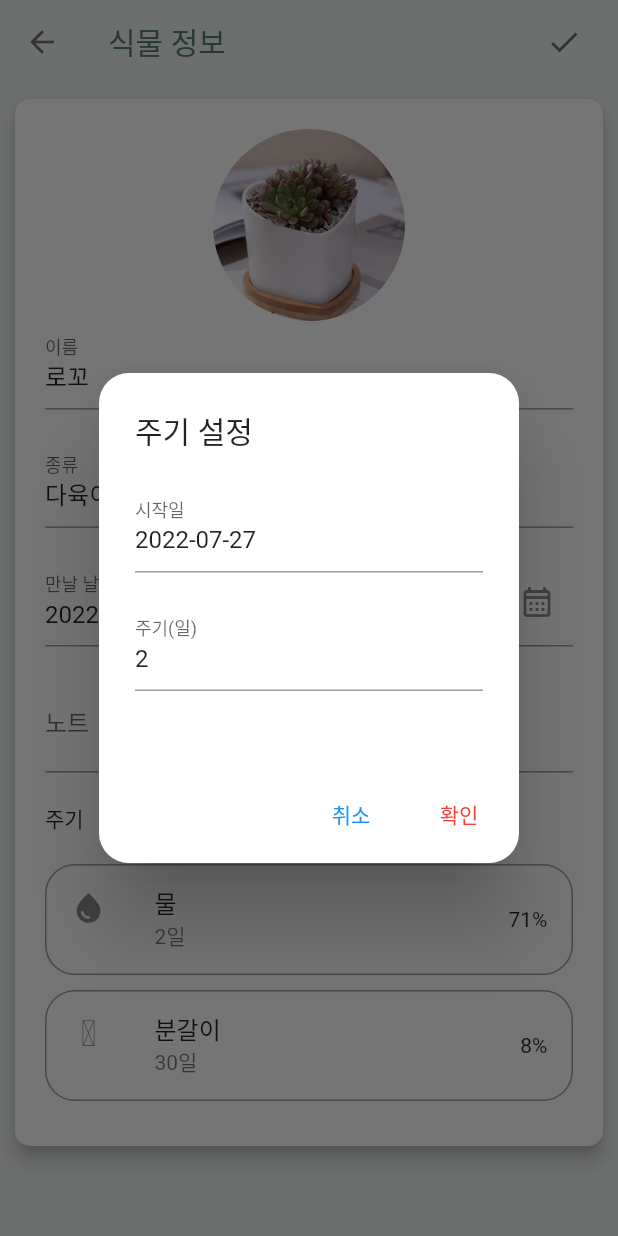
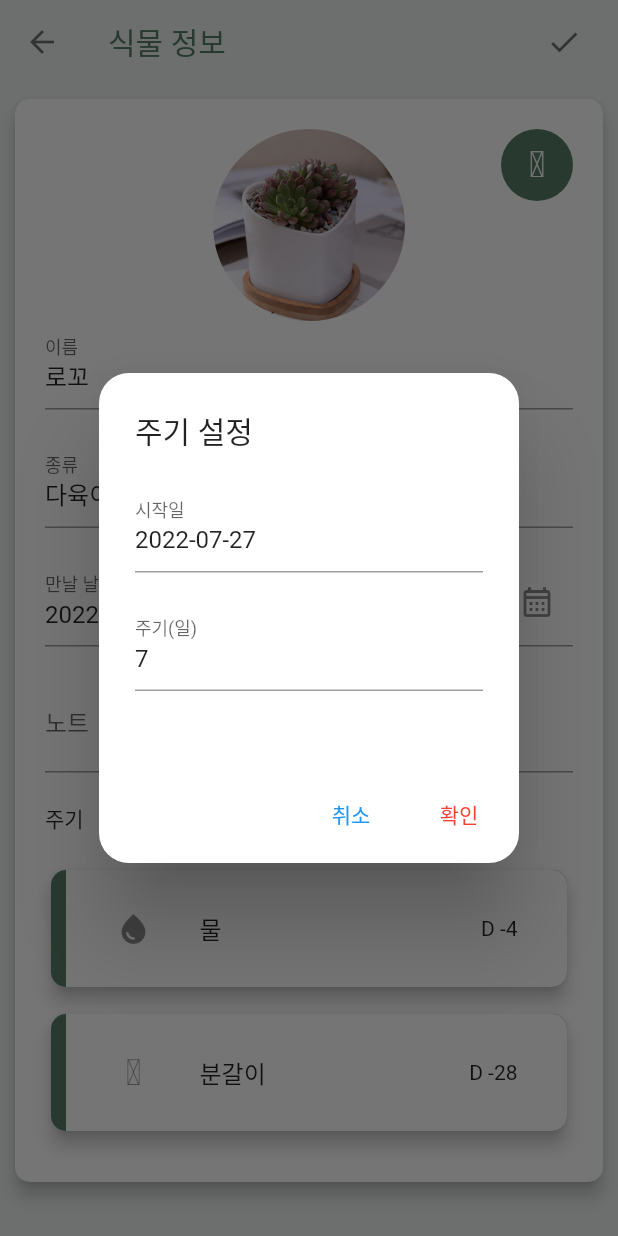
Before and after one commit to mintchocojaem/plantory, a Flutter app: the PlantDetailPage screen opened directly with sample values from the repository, after a tap on an icon or button, on a phone screen of 412 x 824 dp. Run offline on Flutter 3.47's test engine with Material 2 defaults, Android fonts, the phone set to English and light mode, and no system bars; our stand-ins replace delayed_display, flutter_staggered_animations, line_icons, page_transition, table_calendar, unicons.

Commit message:
view 업데이트

```diff
--- a/lib/data/plant.dart
+++ b/lib/data/plant.dart
@@ -5,9 +5,10 @@ enum CycleType{watering, repotting}
 
 class Plant{
 
-  Plant({this.id, this.name, this.type, this.date, this.note, this.cycles});
+  Plant({this.id, this.pinned, this.name, this.type, this.date, this.note, this.cycles});
 
   final int? id;
+  final bool? pinned;
   final String? name;
   final String? type;
   final String? date;
--- a/lib/views/plant/plant_detail_page.dart
+++ b/lib/views/plant/plant_detail_page.dart
@@ -2,9 +2,11 @@
 import 'package:flutter/cupertino.dart';
 import 'package:flutter/material.dart';
 import 'package:flutter/services.dart';
+import 'package:line_icons/line_icons.dart';
 import 'package:unicons/unicons.dart';
 import '../../../data/plant.dart';
 import '../../../utils/colors.dart';
+import '../home/home_page.dart';
 import 'input_field.dart';
 import 'package:intl/intl.dart';
 
@@ -37,6 +39,8 @@ class _PlantDetailPage extends State<PlantDetailPage>{
 
   final TextEditingController repottingStartDateController = TextEditingController();
   final TextEditingController repottingCycleController = TextEditingController();
+
+  bool pinned = false;
 
   @override
   initState() {
@@ -95,6 +99,26 @@ class _PlantDetailPage extends State<PlantDetailPage>{
                   crossAxisAlignment: CrossAxisAlignment.start,
                   mainAxisAlignment: MainAxisAlignment.center,
                   children: [
+                    Stack(
+                      children: [
+                        Positioned(
+                            top: 0,
+                            right: 0,
+                            child: Container(
+                              decoration: BoxDecoration(
+                                  color: primaryColor,
+                                  borderRadius: BorderRadius.all(Radius.circular(100))
+                              ),
+                              child: IconButton(
+                                icon: Icon(LineIcons.byName('crown',), color: pinned == true ? Colors.amber : Colors.white,),
+                                onPressed: (){
+                                  setState((){
+                                    pinned = !pinned;
+                                  });
+                                },
+                              ),
+                            )
+                        ),
                         Row(
                           crossAxisAlignment: CrossAxisAlignment.center,
                           mainAxisAlignment: MainAxisAlignment.center,
@@ -106,7 +130,8 @@ class _PlantDetailPage extends State<PlantDetailPage>{
                             )
                           ],
                         ),
-
+                      ],
+                    ),
                     InputField(
                       boldText: true,
                       isEditable: true,
@@ -173,11 +198,13 @@ class _PlantDetailPage extends State<PlantDetailPage>{
                       children: [
                         Padding(
                             padding: const EdgeInsets.only(bottom: 10),
-                            child: cycleTile(widget.plant.cycles!,0,wateringStartDateController,wateringCycleController)
+                            child: //cycleTile(widget.plant.cycles!,0,wateringStartDateController,wateringCycleController)
+                          cycleTile(widget.plant, CycleType.watering, wateringStartDateController, wateringCycleController)
                         ),
                         Padding(
                             padding: const EdgeInsets.only(bottom: 10),
-                            child: cycleTile(widget.plant.cycles!,1,repottingStartDateController,repottingCycleController)
+                            child: //cycleTile(widget.plant.cycles!,1,repottingStartDateController,repottingCycleController)
+                            cycleTile(widget.plant, CycleType.repotting, repottingStartDateController, repottingCycleController)
                         )
                       ],
                     )
@@ -191,22 +218,50 @@ class _PlantDetailPage extends State<PlantDetailPage>{
     );
   }
 
-  Widget cycleTile(List cycles,int cycleIndex , TextEditingController startDateController, TextEditingController cycleController){
-
-    return ListTile(
-      leading: Icon(cycleIndex == 0 ? Icons.water_drop : UniconsLine.shovel),
-      title: Text(cycles[cycleIndex][Cycles.type.name]),
-      subtitle: Text(cycles[cycleIndex][Cycles.cycle.name]+"일"),
-      trailing: Text(
-          "${(((DateTime.now().difference(DateFormat('yyyy-MM-dd').parse(cycles[cycleIndex][Cycles.startDate.name])).inHours) < 0 ? 0 :
-          (DateTime.now().difference(DateFormat('yyyy-MM-dd').parse(cycles[cycleIndex][Cycles.startDate.name])).inHours)
-              / (int.parse(cycles[cycleIndex][Cycles.cycle.name])*24)) * 100 %100).round()}%"
+  Widget cycleTile(Plant plant, CycleType cycleType, TextEditingController startDateController, TextEditingController cycleController){
+    return GestureDetector(
+      child: Card(
+        color: primaryColor,
+        elevation: 5,
+        shape: RoundedRectangleBorder(
+          borderRadius: BorderRadius.circular(10),
         ),
+        child: Wrap(
+          children: [
+            Container(
+              width: double.infinity,
+              decoration: BoxDecoration(
+                  color: Colors.white,
+                  borderRadius: BorderRadius.only(
+                      bottomRight: Radius.circular(10),
+                      topRight: Radius.circular(10))),
+              margin: EdgeInsets.only(left: 10),
+              padding: EdgeInsets.symmetric(horizontal: 16, vertical: 10),
+              child: ListTile(
+                  leading: cycleType == CycleType.watering ? Icon(Icons.water_drop) : Icon(UniconsLine.shovel),
+                  title: Text(cycleType ==  CycleType.watering ? "물" : "분갈이"),
                   shape: RoundedRectangleBorder(
                     side: BorderSide(color: Colors.black38, width: 1),
                     borderRadius: BorderRadius.circular(20),
                   ),
-      onTap: (){
+                  trailing: !plant.cycles![cycleType == CycleType.watering ? 0 : 1][Cycles.init.name] &&
+                      (cycleType == CycleType.watering ? getFastWateringDate(plant)
+                          : -getFastRepottingDate(plant)) == int.parse(plant.cycles![cycleType == CycleType.watering ? 0 : 1][Cycles.cycle.name])
+                      ? IconButton(
+                      onPressed: () {
+                        setState((){
+                          plant.cycles![cycleType == CycleType.watering ? 0 : 1][Cycles.init.name] = true;
+                        });
+                      },
+                      icon: Icon(Icons.check_circle_outline)
+                  )
+                      : Text("D ${cycleType == CycleType.watering ? -getFastWateringDate(plant) : -getFastRepottingDate(plant)}")
+              ),
+            ),
+          ],
+        ),
+      ),
+      onTap: () async{
         showDialog(context: context, barrierColor: Colors.black54,builder: (context) {
           return AlertDialog(
             shape: RoundedRectangleBorder(
@@ -224,12 +279,12 @@ class _PlantDetailPage extends State<PlantDetailPage>{
                       decoration: InputDecoration(
                         labelStyle: TextStyle(height:0.1),
                         labelText: "시작일",
-                        hintText:  cycles[cycleIndex][Cycles.startDate.name],
+                        hintText:  plant.cycles![cycleType == CycleType.watering ? 0 : 1][Cycles.startDate.name],
                       ),
                       onTap: () async{
                         startDateController.text = await showDatePicker(
                             context: context,
-                            initialDate: DateFormat('yyyy-MM-dd').parse(cycles[cycleIndex][Cycles.startDate.name]), //초기값
+                            initialDate: DateFormat('yyyy-MM-dd').parse(plant.cycles![cycleType == CycleType.watering ? 0 : 1][Cycles.startDate.name]), //초기값
                             firstDate: DateTime(DateTime.now().year), //시작일
                             lastDate: DateTime(DateTime.now().year+1).subtract(Duration(days: 1)), //마지막일
                             builder: (BuildContext context, Widget? child) {
@@ -251,7 +306,7 @@ class _PlantDetailPage extends State<PlantDetailPage>{
                       decoration: InputDecoration(
                         labelStyle: const TextStyle(height:0.1),
                         labelText: "주기(일)",
-                        hintText:  cycles[cycleIndex][Cycles.cycle.name],
+                        hintText: plant.cycles![cycleType == CycleType.watering ? 0 : 1][Cycles.cycle.name],
                       ),
                     ),
                     SizedBox(
@@ -272,8 +327,8 @@ class _PlantDetailPage extends State<PlantDetailPage>{
                 child: const Text('확인',style: TextStyle(color: Colors.red)),
                 onPressed: () {
                   setState((){
-                    cycles[cycleIndex][Cycles.startDate.name] = startDateController.text;
-                    cycles[cycleIndex][Cycles.cycle.name] = cycleController.text;
+                    plant.cycles![cycleType == CycleType.watering ? 0 : 1][Cycles.startDate.name] = startDateController.text;
+                    plant.cycles![cycleType == CycleType.watering ? 0 : 1][Cycles.cycle.name] = cycleController.text;
                     Navigator.pop(context);
                   });
                 },
@@ -282,9 +337,6 @@ class _PlantDetailPage extends State<PlantDetailPage>{
           );
         });
       },
-      onLongPress: (){
-
-      },
     );
   }
 
```
Also changed, not shown: lib/views/home/home_page.dart (+12 -10 lines). Lines whose indentation alone changed are shown as unchanged.
